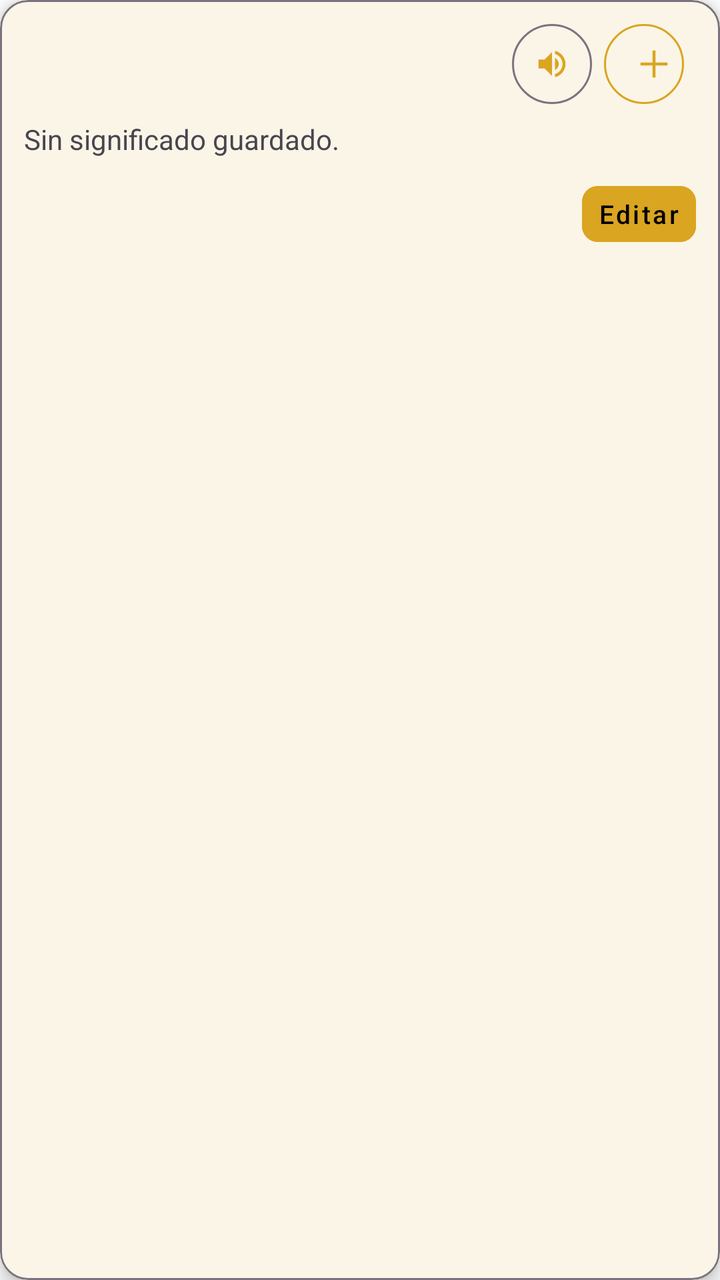
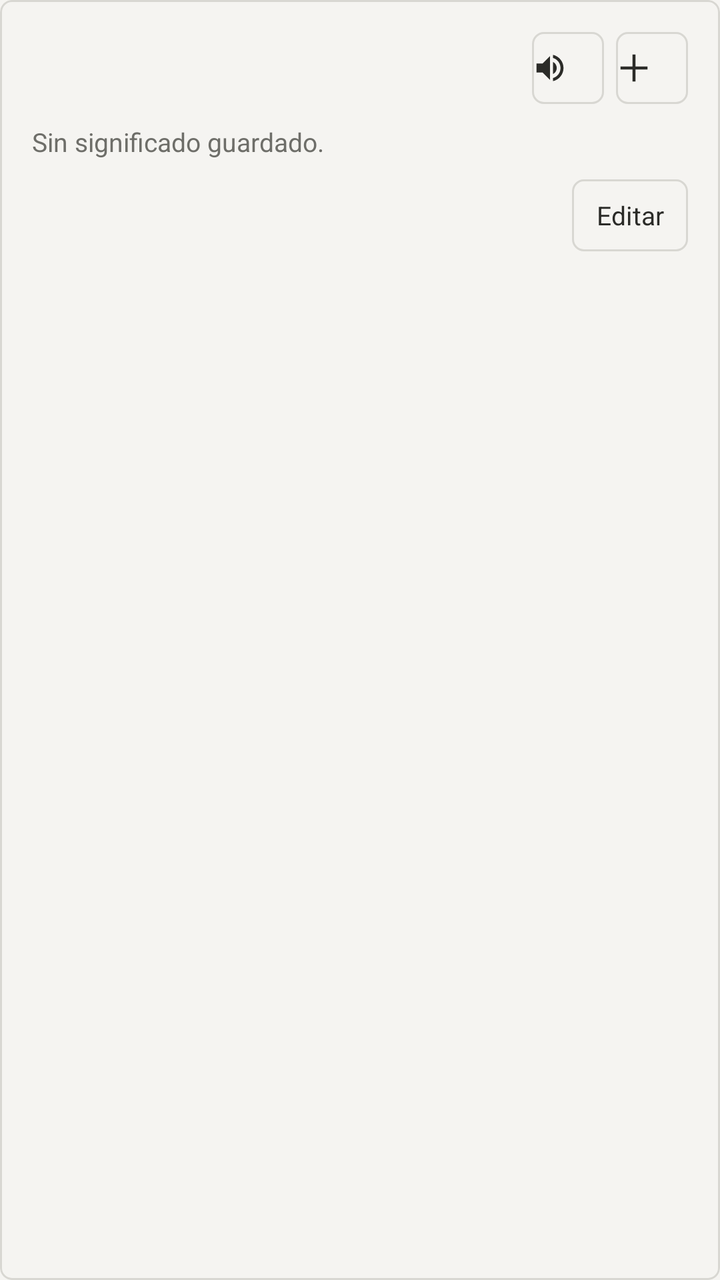

Compare the two renders of this Android layout. The source of the first and the diff that turns it into the second are given below.
<!-- AndroidManifest.xml: application theme Theme.Leelo -->
<!-- res/layout/popup_word_preview.xml -->
<?xml version="1.0" encoding="utf-8"?>
<com.google.android.material.card.MaterialCardView xmlns:android="http://schemas.android.com/apk/res/android"
    xmlns:app="http://schemas.android.com/apk/res-auto"
    android:layout_width="match_parent"
    android:layout_height="wrap_content"
    android:layout_marginHorizontal="8dp"
    android:layout_marginVertical="8dp"
    app:cardBackgroundColor="?attr/colorSurface"
    app:cardCornerRadius="14dp"
    app:cardElevation="5dp"
    app:strokeColor="?attr/colorOutline"
    app:strokeWidth="1dp">

    <LinearLayout
        android:layout_width="match_parent"
        android:layout_height="wrap_content"
        android:orientation="vertical"
        android:padding="12dp">

        <LinearLayout
            android:layout_width="match_parent"
            android:layout_height="wrap_content"
            android:orientation="horizontal"
            android:gravity="center_vertical">

            <TextView
                android:id="@+id/previewWordText"
                android:layout_width="0dp"
                android:layout_height="wrap_content"
                android:layout_weight="1"
                android:layout_marginEnd="8dp"
                android:textColor="?attr/colorOnSurface"
                android:textSize="18sp"
                android:textStyle="bold"
                android:maxLines="2"
                android:ellipsize="end" />

            <LinearLayout
                android:layout_width="wrap_content"
                android:layout_height="wrap_content"
                android:orientation="horizontal"
                android:gravity="center_vertical">

                <com.google.android.material.button.MaterialButton
                    android:id="@+id/actionSpeak"
                    style="@style/Widget.MaterialComponents.Button.OutlinedButton"
                    android:layout_width="40dp"
                    android:layout_height="40dp"
                    android:layout_marginEnd="6dp"
                    android:contentDescription="Escuchar palabra"
                    android:gravity="center"
                    android:insetTop="0dp"
                    android:insetBottom="0dp"
                    android:minWidth="0dp"
                    android:minHeight="0dp"
                    app:cornerRadius="20dp"
                    app:icon="@drawable/ic_volume_up"
                    app:iconGravity="textStart"
                    app:iconPadding="0dp"
                    app:iconTint="?attr/colorPrimary"
                    app:strokeColor="?attr/colorOutline"
                    app:strokeWidth="1dp" />

                <com.google.android.material.button.MaterialButton
                    android:id="@+id/actionQuickAdd"
                    style="@style/Widget.MaterialComponents.Button.OutlinedButton"
                    android:layout_width="40dp"
                    android:layout_height="40dp"
                    android:layout_marginEnd="6dp"
                    android:contentDescription="Guardar palabra"
                    android:gravity="center"
                    android:insetTop="0dp"
                    android:insetBottom="0dp"
                    android:minWidth="0dp"
                    android:minHeight="0dp"
                    android:text=""
                    android:textSize="22sp"
                    android:textStyle="bold"
                    app:cornerRadius="22dp"
                    app:icon="@drawable/baseline_add"
                    app:iconTint="?attr/colorPrimary"
                    app:strokeColor="?attr/colorPrimary"
                    app:iconPadding="0dp"
                    app:strokeWidth="1dp" />

                <LinearLayout
                    android:id="@+id/wordStateActions"
                    android:layout_width="wrap_content"
                    android:layout_height="wrap_content"
                    android:visibility="gone">

                <com.google.android.material.button.MaterialButton
                    android:id="@+id/actionRemove"
                    style="@style/Widget.MaterialComponents.Button.OutlinedButton"
                    android:layout_width="44dp"
                    android:layout_height="44dp"
                    android:insetTop="0dp"
                    android:insetBottom="0dp"
                    android:contentDescription="Eliminar palabra"
                    android:text="×"
                    android:textSize="20sp"
                    android:textStyle="bold"
                    app:cornerRadius="22dp"
                    app:strokeColor="?attr/colorOutline"
                    app:strokeWidth="2dp" />

                <com.google.android.material.button.MaterialButton
                    android:id="@+id/actionLearning"
                    style="@style/Widget.MaterialComponents.Button.OutlinedButton"
                    android:layout_width="44dp"
                    android:layout_height="44dp"
                    android:layout_marginHorizontal="8dp"
                    android:insetTop="0dp"
                    android:insetBottom="0dp"
                    android:contentDescription="Marcar como aprendiendo"
                    android:text="A"
                    android:textSize="15sp"
                    android:textStyle="bold"
                    app:cornerRadius="22dp"
                    app:strokeColor="@color/word_learning"
                    app:strokeWidth="2dp" />

                <com.google.android.material.button.MaterialButton
                    android:id="@+id/actionLearned"
                    style="@style/Widget.MaterialComponents.Button.OutlinedButton"
                    android:layout_width="44dp"
                    android:layout_height="44dp"
                    android:insetTop="0dp"
                    android:insetBottom="0dp"
                    android:contentDescription="Marcar como aprendida"
                    android:text="✓"
                    android:textSize="17sp"
                    android:textStyle="bold"
                    app:cornerRadius="22dp"
                    app:strokeWidth="2dp" />

            </LinearLayout>
            </LinearLayout>
        </LinearLayout>

        <TextView
            android:id="@+id/previewEmptyText"
            android:layout_width="match_parent"
            android:layout_height="wrap_content"
            android:layout_marginTop="8dp"
            android:text="Sin significado guardado."
            android:textColor="?attr/colorOnSurfaceVariant"
            android:textSize="14sp" />

        <LinearLayout
            android:id="@+id/previewMeaningsContainer"
            android:layout_width="match_parent"
            android:layout_height="wrap_content"
            android:layout_marginTop="4dp"
            android:orientation="vertical"
            android:visibility="gone" />

        <com.google.android.material.button.MaterialButton
            android:id="@+id/previewActionButton"
            style="@style/Widget.MaterialComponents.Button.OutlinedButton"
            android:layout_width="wrap_content"
            android:layout_height="40dp"
            android:layout_marginTop="8dp"
            android:layout_gravity="end"
            android:gravity="center"
            android:minWidth="0dp"
            android:minHeight="0dp"
            android:paddingStart="8dp"
            android:paddingEnd="8dp"
            android:text="Editar"
            android:textAllCaps="false"
            android:textColor="?attr/colorOnPrimary"
            android:textSize="13sp"
            app:cornerRadius="8dp"
            app:strokeWidth="0dp"
            android:backgroundTint="?attr/colorPrimary" />

    </LinearLayout>

</com.google.android.material.card.MaterialCardView>
<!-- resources referenced by this layout -->
<resources>
  <color name="word_learning">#3B82F6</color>
  <!-- drawable baseline_add (drawable) -->
  <vector xmlns:android="http://schemas.android.com/apk/res/android"
      android:width="24dp"
      android:height="24dp"
      android:viewportWidth="960"
      android:viewportHeight="960">
    <path
        android:pathData="M440,840v-320L120,520v-80h320v-320h80v320h320v80L520,520v320h-80Z"
        android:fillColor="#e3e3e3"/>
  </vector>
  <!-- drawable ic_volume_up (drawable) -->
  <vector xmlns:android="http://schemas.android.com/apk/res/android"
      android:width="24dp"
      android:height="24dp"
      android:viewportWidth="24"
      android:viewportHeight="24">
      <path
          android:fillColor="#FFFFFFFF"
          android:pathData="M3,9v6h4l5,5V4L7,9H3zM16.5,12c0,-1.77 -1.02,-3.29 -2.5,-4.03v8.05c1.48,-0.73 2.5,-2.25 2.5,-4.02zM14,3.23v2.06c2.89,0.86 5,3.54 5,6.71s-2.11,5.85 -5,6.71v2.06c4.01,-0.91 7,-4.49 7,-8.77s-2.99,-7.86 -7,-8.77z" />
  </vector>
  <style name="Theme.Leelo" parent="Base.Theme.Leelo" />
  <style name="Base.Theme.Leelo" parent="Theme.Material3.DayNight.NoActionBar">
          <item name="colorPrimary">@color/gold</item>
          <item name="colorPrimaryVariant">@color/gold</item>
          <item name="colorOnPrimary">@color/black</item>
          <item name="colorSecondary">@color/gold</item>
          <item name="colorSecondaryVariant">@color/gold</item>
          <item name="colorOnSecondary">@color/black</item>
          
          <item name="android:colorBackground">@color/background_light</item>
          <item name="colorSurface">@color/surface_light</item>
          <item name="colorOnBackground">@color/on_background_light</item>
          <item name="colorOnSurface">@color/on_surface_light</item>
          
          <item name="android:statusBarColor">@color/background_light</item>
          <item name="android:windowLightStatusBar" tools:targetApi="m">true</item>
          <item name="android:navigationBarColor">@color/background_light</item>
      </style>
  <color name="gold">#DAA520</color>
  <color name="black">#FF000000</color>
  <color name="background_light">#FFFFFF</color>
  <color name="surface_light">#FFFFFF</color>
  <color name="on_background_light">#1C1B1F</color>
  <color name="on_surface_light">#1C1B1F</color>
</resources>

<!-- the commit's change to res/layout/popup_word_preview.xml (unified diff, before → after) -->
@@ -3,11 +3,9 @@
     xmlns:app="http://schemas.android.com/apk/res-auto"
     android:layout_width="match_parent"
     android:layout_height="wrap_content"
-    android:layout_marginHorizontal="8dp"
-    android:layout_marginVertical="8dp"
     app:cardBackgroundColor="?attr/colorSurface"
-    app:cardCornerRadius="14dp"
-    app:cardElevation="5dp"
+    app:cardCornerRadius="6dp"
+    app:cardElevation="0dp"
     app:strokeColor="?attr/colorOutline"
     app:strokeWidth="1dp">
 
@@ -15,126 +13,105 @@
         android:layout_width="match_parent"
         android:layout_height="wrap_content"
         android:orientation="vertical"
-        android:padding="12dp">
+        android:padding="16dp">
 
         <LinearLayout
             android:layout_width="match_parent"
             android:layout_height="wrap_content"
-            android:orientation="horizontal"
-            android:gravity="center_vertical">
+            android:gravity="center_vertical"
+            android:orientation="horizontal">
 
             <TextView
                 android:id="@+id/previewWordText"
                 android:layout_width="0dp"
                 android:layout_height="wrap_content"
+                android:layout_marginEnd="12dp"
                 android:layout_weight="1"
-                android:layout_marginEnd="8dp"
+                android:ellipsize="end"
+                android:fontFamily="serif"
+                android:maxLines="2"
                 android:textColor="?attr/colorOnSurface"
-                android:textSize="18sp"
-                android:textStyle="bold"
-                android:maxLines="2"
-                android:ellipsize="end" />
+                android:textSize="19sp" />
+
+            <com.google.android.material.button.MaterialButton
+                android:id="@+id/actionSpeak"
+                style="@style/Widget.Leelo.OutlinedButton"
+                android:layout_width="36dp"
+                android:layout_height="36dp"
+                android:contentDescription="Escuchar palabra"
+                android:insetTop="0dp"
+                android:insetBottom="0dp"
+                android:minWidth="0dp"
+                android:minHeight="0dp"
+                android:padding="0dp"
+                app:icon="@drawable/ic_volume_up"
+                app:iconPadding="0dp" />
+
+            <com.google.android.material.button.MaterialButton
+                android:id="@+id/actionQuickAdd"
+                style="@style/Widget.Leelo.OutlinedButton"
+                android:layout_width="36dp"
+                android:layout_height="36dp"
+                android:layout_marginStart="6dp"
+                android:contentDescription="Guardar palabra"
+                android:insetTop="0dp"
+                android:insetBottom="0dp"
+                android:minWidth="0dp"
+                android:minHeight="0dp"
+                android:padding="0dp"
+                app:icon="@drawable/baseline_add"
+                app:iconPadding="0dp" />
 
             <LinearLayout
+                android:id="@+id/wordStateActions"
                 android:layout_width="wrap_content"
                 android:layout_height="wrap_content"
                 android:orientation="horizontal"
-                android:gravity="center_vertical">
+                android:visibility="gone">
 
                 <com.google.android.material.button.MaterialButton
-                    android:id="@+id/actionSpeak"
-                    style="@style/Widget.MaterialComponents.Button.OutlinedButton"
-                    android:layout_width="40dp"
-                    android:layout_height="40dp"
-                    android:layout_marginEnd="6dp"
-                    android:contentDescription="Escuchar palabra"
-                    android:gravity="center"
+                    android:id="@+id/actionRemove"
+                    style="@style/Widget.Leelo.TextButton"
+                    android:layout_width="32dp"
+                    android:layout_height="36dp"
                     android:insetTop="0dp"
                     android:insetBottom="0dp"
                     android:minWidth="0dp"
                     android:minHeight="0dp"
-                    app:cornerRadius="20dp"
-                    app:icon="@drawable/ic_volume_up"
-                    app:iconGravity="textStart"
-                    app:iconPadding="0dp"
-                    app:iconTint="?attr/colorPrimary"
-                    app:strokeColor="?attr/colorOutline"
-                    app:strokeWidth="1dp" />
+                    android:padding="0dp"
+                    android:text="×"
+                    android:textSize="17sp"
+                    android:contentDescription="Eliminar palabra" />
 
                 <com.google.android.material.button.MaterialButton
-                    android:id="@+id/actionQuickAdd"
-                    style="@style/Widget.MaterialComponents.Button.OutlinedButton"
-                    android:layout_width="40dp"
-                    android:layout_height="40dp"
-                    android:layout_marginEnd="6dp"
-                    android:contentDescription="Guardar palabra"
-                    android:gravity="center"
+                    android:id="@+id/actionLearning"
+                    style="@style/Widget.Leelo.OutlinedButton"
+                    android:layout_width="32dp"
+                    android:layout_height="36dp"
+                    android:layout_marginStart="4dp"
                     android:insetTop="0dp"
                     android:insetBottom="0dp"
                     android:minWidth="0dp"
                     android:minHeight="0dp"
-                    android:text=""
-                    android:textSize="22sp"
-                    android:textStyle="bold"
-                    app:cornerRadius="22dp"
-                    app:icon="@drawable/baseline_add"
-                    app:iconTint="?attr/colorPrimary"
-                    app:strokeColor="?attr/colorPrimary"
-                    app:iconPadding="0dp"
-                    app:strokeWidth="1dp" />
-
-                <LinearLayout
-                    android:id="@+id/wordStateActions"
-                    android:layout_width="wrap_content"
-                    android:layout_height="wrap_content"
-                    android:visibility="gone">
-
-                <com.google.android.material.button.MaterialButton
-                    android:id="@+id/actionRemove"
-                    style="@style/Widget.MaterialComponents.Button.OutlinedButton"
-                    android:layout_width="44dp"
-                    android:layout_height="44dp"
-                    android:insetTop="0dp"
-                    android:insetBottom="0dp"
-                    android:contentDescription="Eliminar palabra"
-                    android:text="×"
-                    android:textSize="20sp"
-                    android:textStyle="bold"
-                    app:cornerRadius="22dp"
-                    app:strokeColor="?attr/colorOutline"
-                    app:strokeWidth="2dp" />
-
-                <com.google.android.material.button.MaterialButton
-                    android:id="@+id/actionLearning"
-                    style="@style/Widget.MaterialComponents.Button.OutlinedButton"
-                    android:layout_width="44dp"
-                    android:layout_height="44dp"
-                    android:layout_marginHorizontal="8dp"
-                    android:insetTop="0dp"
-                    android:insetBottom="0dp"
-                    android:contentDescription="Marcar como aprendiendo"
+                    android:padding="0dp"
                     android:text="A"
-                    android:textSize="15sp"
-                    android:textStyle="bold"
-                    app:cornerRadius="22dp"
-                    app:strokeColor="@color/word_learning"
-                    app:strokeWidth="2dp" />
+                    android:textSize="12sp"
+                    android:contentDescription="Marcar como aprendiendo" />
 
                 <com.google.android.material.button.MaterialButton
                     android:id="@+id/actionLearned"
-                    style="@style/Widget.MaterialComponents.Button.OutlinedButton"
-                    android:layout_width="44dp"
-                    android:layout_height="44dp"
+                    style="@style/Widget.Leelo.OutlinedButton"
+                    android:layout_width="32dp"
+                    android:layout_height="36dp"
+                    android:layout_marginStart="4dp"
                     android:insetTop="0dp"
                     android:insetBottom="0dp"
-                    android:contentDescription="Marcar como aprendida"
+                    android:minWidth="0dp"
+                    android:minHeight="0dp"
+                    android:padding="0dp"
                     android:text="✓"
-                    android:textSize="17sp"
-                    android:textStyle="bold"
-                    app:cornerRadius="22dp"
-                    app:strokeWidth="2dp" />
-
-            </LinearLayout>
+                    android:textSize="14sp"
+                    android:contentDescription="Marcar como aprendida" />
             </LinearLayout>
         </LinearLayout>
 
@@ -142,38 +119,34 @@
             android:id="@+id/previewEmptyText"
             android:layout_width="match_parent"
             android:layout_height="wrap_content"
-            android:layout_marginTop="8dp"
+            android:layout_marginTop="10dp"
             android:text="Sin significado guardado."
             android:textColor="?attr/colorOnSurfaceVariant"
-            android:textSize="14sp" />
+            android:textSize="13sp" />
 
         <LinearLayout
             android:id="@+id/previewMeaningsContainer"
             android:layout_width="match_parent"
             android:layout_height="wrap_content"
-            android:layout_marginTop="4dp"
+            android:layout_marginTop="8dp"
             android:orientation="vertical"
             android:visibility="gone" />
 
         <com.google.android.material.button.MaterialButton
             android:id="@+id/previewActionButton"
-            style="@style/Widget.MaterialComponents.Button.OutlinedButton"
+            style="@style/Widget.Leelo.OutlinedButton"
             android:layout_width="wrap_content"
-            android:layout_height="40dp"
-            android:layout_marginTop="8dp"
+            android:layout_height="36dp"
             android:layout_gravity="end"
-            android:gravity="center"
+            android:layout_marginTop="10dp"
+            android:insetTop="0dp"
+            android:insetBottom="0dp"
             android:minWidth="0dp"
             android:minHeight="0dp"
-            android:paddingStart="8dp"
-            android:paddingEnd="8dp"
+            android:paddingStart="12dp"
+            android:paddingEnd="12dp"
             android:text="Editar"
-            android:textAllCaps="false"
-            android:textColor="?attr/colorOnPrimary"
-            android:textSize="13sp"
-            app:cornerRadius="8dp"
-            app:strokeWidth="0dp"
-            android:backgroundTint="?attr/colorPrimary" />
+            android:textSize="13sp" />
 
     </LinearLayout>
 
<!-- resource entries referenced after the edit -->
@@ -1,6 +1,5 @@
 <!-- resources referenced by this layout -->
 <resources>
-  <color name="word_learning">#3B82F6</color>
   <!-- drawable baseline_add (drawable) -->
   <vector xmlns:android="http://schemas.android.com/apk/res/android"
       android:width="24dp"
@@ -18,32 +17,56 @@
       android:viewportWidth="24"
       android:viewportHeight="24">
       <path
-          android:fillColor="#FFFFFFFF"
+          android:fillColor="@color/ink_muted"
           android:pathData="M3,9v6h4l5,5V4L7,9H3zM16.5,12c0,-1.77 -1.02,-3.29 -2.5,-4.03v8.05c1.48,-0.73 2.5,-2.25 2.5,-4.02zM14,3.23v2.06c2.89,0.86 5,3.54 5,6.71s-2.11,5.85 -5,6.71v2.06c4.01,-0.91 7,-4.49 7,-8.77s-2.99,-7.86 -7,-8.77z" />
   </vector>
+  <style name="Widget.Leelo.OutlinedButton" parent="Widget.Material3.Button.OutlinedButton">
+          <item name="cornerRadius">6dp</item>
+          <item name="strokeWidth">1dp</item>
+          <item name="strokeColor">?attr/colorOutline</item>
+          <item name="backgroundTint">@android:color/transparent</item>
+          <item name="android:textColor">?attr/colorOnSurface</item>
+          <item name="android:textAllCaps">false</item>
+          <item name="iconTint">?attr/colorOnSurface</item>
+          <item name="android:stateListAnimator">@null</item>
+      </style>
+  <style name="Widget.Leelo.TextButton" parent="Widget.Material3.Button.TextButton">
+          <item name="cornerRadius">6dp</item>
+          <item name="backgroundTint">@android:color/transparent</item>
+          <item name="android:textColor">?attr/colorOnSurfaceVariant</item>
+          <item name="android:textAllCaps">false</item>
+          <item name="android:stateListAnimator">@null</item>
+      </style>
   <style name="Theme.Leelo" parent="Base.Theme.Leelo" />
+  <color name="ink_muted">#FF6E6E69</color>
   <style name="Base.Theme.Leelo" parent="Theme.Material3.DayNight.NoActionBar">
-          <item name="colorPrimary">@color/gold</item>
-          <item name="colorPrimaryVariant">@color/gold</item>
-          <item name="colorOnPrimary">@color/black</item>
-          <item name="colorSecondary">@color/gold</item>
-          <item name="colorSecondaryVariant">@color/gold</item>
-          <item name="colorOnSecondary">@color/black</item>
-          
-          <item name="android:colorBackground">@color/background_light</item>
-          <item name="colorSurface">@color/surface_light</item>
-          <item name="colorOnBackground">@color/on_background_light</item>
-          <item name="colorOnSurface">@color/on_surface_light</item>
-          
-          <item name="android:statusBarColor">@color/background_light</item>
+          <item name="colorPrimary">@color/accent</item>
+          <item name="colorOnPrimary">@color/accent_on</item>
+          <item name="colorSecondary">@color/accent</item>
+          <item name="colorOnSecondary">@color/accent_on</item>
+  
+          <item name="android:colorBackground">@color/paper</item>
+          <item name="colorOnBackground">@color/ink</item>
+          <item name="colorSurface">@color/paper</item>
+          <item name="colorOnSurface">@color/ink</item>
+          <item name="colorSurfaceVariant">@color/paper</item>
+          <item name="colorOnSurfaceVariant">@color/ink_muted</item>
+          <item name="colorOutline">@color/line</item>
+          <item name="colorOutlineVariant">@color/line</item>
+          <item name="colorPrimaryContainer">@color/paper</item>
+          <item name="colorSecondaryContainer">@color/paper</item>
+  
+          <item name="android:statusBarColor">@color/paper</item>
           <item name="android:windowLightStatusBar" tools:targetApi="m">true</item>
-          <item name="android:navigationBarColor">@color/background_light</item>
+          <item name="android:navigationBarColor">@color/paper</item>
+          <item name="android:windowBackground">@color/paper</item>
+  
+          <item name="android:fontFamily">sans-serif</item>
       </style>
-  <color name="gold">#DAA520</color>
-  <color name="black">#FF000000</color>
-  <color name="background_light">#FFFFFF</color>
-  <color name="surface_light">#FFFFFF</color>
-  <color name="on_background_light">#1C1B1F</color>
-  <color name="on_surface_light">#1C1B1F</color>
+  <color name="accent">#FF63635F</color>
+  <color name="accent_on">#FFF5F4F1</color>
+  <color name="paper">#FFF5F4F1</color>
+  <color name="ink">#FF2B2B28</color>
+  <color name="line">#FFD8D7D2</color>
 </resources>
 
